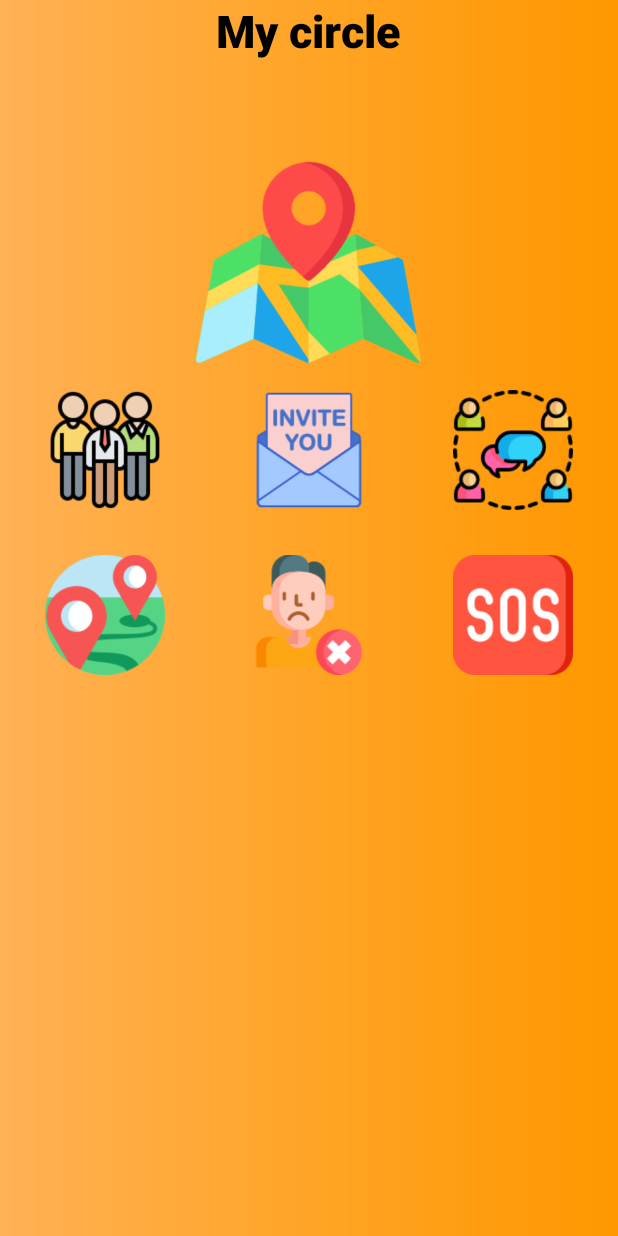
After one commit to hoanganhgo/android, an Android app: the MyCircle_Activity screen opened directly, with no data from a screen before it, on a phone screen of 412 x 824 dp. The commit adds this screen. Run offline under Robolectric (Android 15) with nearby library versions, the phone set to English and light mode, and no system bars.

Commit message:
Update UI

```diff
--- a/Project/app/src/main/java/com/android/project/MainActivity.java
+++ b/Project/app/src/main/java/com/android/project/MainActivity.java
@@ -44,7 +44,7 @@ public class MainActivity extends Activity {
     @Override
     protected void onCreate(Bundle savedInstanceState) {
         super.onCreate(savedInstanceState);
-        setContentView(R.layout.activity_main);
+        //setContentView(R.layout.activity_main);
         setContentView(R.layout.login);
 
         //Kết nối với các thành phần giao diện
--- /dev/null
+++ b/Project/app/src/main/java/com/android/project/MyCircle_Activity.java
@@ -0,0 +1,13 @@
+package com.android.project;
+
+import android.app.Activity;
+import android.content.Intent;
+import android.os.Bundle;
+
+public class MyCircle_Activity extends Activity {
+    @Override
+    protected void onCreate(Bundle savedInstanceState) {
+        super.onCreate(savedInstanceState);
+        setContentView(R.layout.my_circle);
+    }
+}
--- a/Project/app/src/main/res/layout/circle_home.xml
+++ b/Project/app/src/main/res/layout/circle_home.xml
@@ -46,7 +46,8 @@
         android:background="@null"
         android:scaleType="fitXY"
         android:layout_toLeftOf="@+id/personal"
-        android:src="@drawable/add" />
+        android:src="@drawable/add"
+        android:onClick="create_Circle_Click"/>
 
     <ImageButton
         android:id="@+id/ib_menu"
@@ -67,7 +68,8 @@
         android:layout_marginTop="10dp"
         android:background="@drawable/bt_background"
         android:scaleType="fitXY"
-        android:src="@drawable/personal" />
+        android:src="@drawable/personal"
+        android:onClick="personal_Click"/>
     <!--<LinearLayout
            android:id="@+id/under_toolbar"
            android:layout_width="match_parent"
--- /dev/null
+++ b/Project/app/src/main/res/layout/my_circle.xml
@@ -0,0 +1,97 @@
+<?xml version="1.0" encoding="utf-8"?>
+<RelativeLayout xmlns:android="http://schemas.android.com/apk/res/android"
+    android:layout_width="match_parent" android:layout_height="match_parent"
+    android:background="@drawable/gradient">
+    <TextView
+          android:id="@+id/tv_mycircle"
+          android:layout_width="wrap_content"
+          android:layout_height="wrap_content"
+          android:drawablePadding="25dp"
+          android:text="@string/my_circle"
+          android:textFontWeight="@integer/google_play_services_version"
+          android:textColor="#000000"
+          android:layout_centerHorizontal="true"
+          android:textSize="30dp" />
+
+    <ImageButton
+        android:id="@+id/maps"
+        android:layout_width="150dp"
+        android:layout_height="150dp"
+        android:layout_marginTop="100dp"
+        android:background="@null"
+        android:scaleType="fitXY"
+        android:layout_centerHorizontal="true"
+        android:src="@drawable/map" />
+
+    <ImageButton
+        android:id="@+id/members"
+        android:layout_width="80dp"
+        android:layout_height="80dp"
+        android:layout_marginTop="10dp"
+        android:layout_marginLeft="30dp"
+        android:background="@null"
+        android:scaleType="fitXY"
+        android:layout_below="@+id/maps"
+        android:layout_alignParentLeft="true"
+        android:src="@drawable/member" />
+
+    <ImageButton
+        android:id="@+id/invite"
+        android:layout_width="80dp"
+        android:layout_height="80dp"
+        android:layout_marginTop="10dp"
+        android:layout_marginLeft="30dp"
+        android:background="@null"
+        android:scaleType="fitXY"
+        android:layout_below="@+id/maps"
+        android:layout_centerHorizontal="true"
+        android:src="@drawable/invitation" />
+
+    <ImageButton
+        android:id="@+id/chatcircle"
+        android:layout_width="80dp"
+        android:layout_height="80dp"
+        android:layout_marginTop="10dp"
+        android:layout_marginRight="30dp"
+        android:background="@null"
+        android:scaleType="fitXY"
+        android:layout_below="@+id/maps"
+        android:layout_alignParentRight="true"
+        android:src="@drawable/group" />
+
+    <ImageButton
+        android:id="@+id/staticlocation"
+        android:layout_width="80dp"
+        android:layout_height="80dp"
+        android:layout_marginTop="30dp"
+        android:layout_marginLeft="30dp"
+        android:background="@null"
+        android:scaleType="fitXY"
+        android:layout_below="@+id/invite"
+        android:layout_alignParentLeft="true"
+        android:src="@drawable/place" />
+
+    <ImageButton
+        android:id="@+id/leavecircle"
+        android:layout_width="80dp"
+        android:layout_height="80dp"
+        android:layout_marginTop="30dp"
+        android:layout_marginLeft="30dp"
+        android:background="@null"
+        android:scaleType="fitXY"
+        android:layout_below="@+id/invite"
+        android:layout_centerHorizontal="true"
+        android:src="@drawable/leavecircle" />
+
+    <ImageButton
+        android:id="@+id/sos"
+        android:layout_width="80dp"
+        android:layout_height="80dp"
+        android:layout_marginTop="30dp"
+        android:layout_marginRight="30dp"
+        android:background="@null"
+        android:scaleType="fitXY"
+        android:layout_below="@+id/invite"
+        android:layout_alignParentRight="true"
+        android:src="@drawable/sos" />
+</RelativeLayout>
--- a/Project/app/src/main/res/layout/signup.xml
+++ b/Project/app/src/main/res/layout/signup.xml
@@ -46,6 +46,7 @@
         android:layout_marginRight="20dp"
         android:layout_marginBottom="10dp"
         android:background="#DCFFFFFF"
+        android:textColor="#FF000000"
         android:padding="15dp"
         android:inputType="textPersonName"
         android:textSize="15sp"
@@ -61,6 +62,7 @@
         android:layout_marginRight="20dp"
         android:layout_marginBottom="10dp"
         android:background="#DCFFFFFF"
+        android:textColor="#FF000000"
         android:padding="15dp"
         android:inputType="textEmailAddress"
         android:textSize="15sp"
@@ -76,6 +78,7 @@
         android:layout_marginRight="20dp"
         android:layout_marginBottom="10dp"
         android:background="#DCFFFFFF"
+        android:textColor="#FF000000"
         android:padding="15dp"
         android:inputType="textPassword"
         android:textSize="15sp"
@@ -90,6 +93,7 @@
         android:layout_marginLeft="20dp"
         android:layout_marginRight="20dp"
         android:background="#DCFFFFFF"
+        android:textColor="#FF000000"
         android:padding="15dp"
         android:inputType="textPassword"
         android:textSize="15sp"
```
Also changed, not shown: Project/app/src/main/AndroidManifest.xml (+9 -1 lines), Project/app/src/main/java/com/android/project/Create_Circle_Activity.java (added, +23 -0 lines), Project/app/src/main/java/com/android/project/Home_Activity.java (+17 -0 lines), Project/app/src/main/java/com/android/project/Profile_Activity.java (added, +32 -0 lines), Project/app/src/main/java/com/android/project/Register_Activity.java (+9 -1 lines), Project/app/src/main/java/com/android/project/signup.java (deleted, +0 -19 lines), Project/app/src/main/res/layout/create_new_circle.xml (added, +38 -0 lines), Project/app/src/main/res/layout/profile.xml (+20 -9 lines), Project/app/src/main/res/drawable-xxhdpi/users.png (added).
